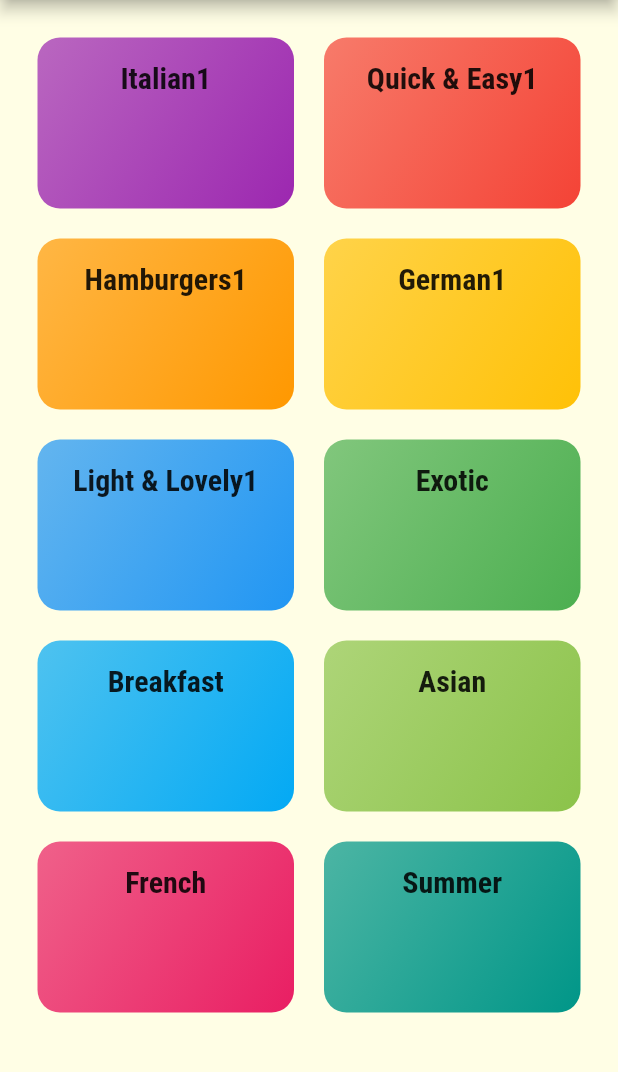
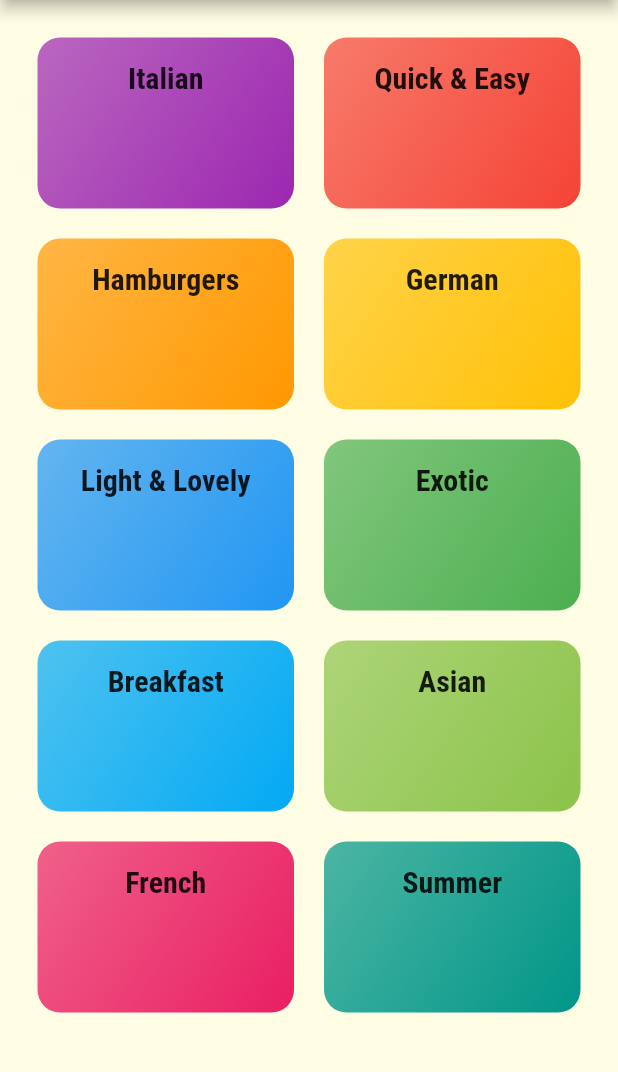
Before and after one commit to ravinosouza/flutter_meal_app, a Flutter app: the screen it shows after launch, on a phone screen of 412 x 824 dp, the part 84-1156 px from its top. Run offline on Flutter 3.47's test engine with Material 2 defaults, Android fonts, the phone set to English and light mode, and no system bars.

Commit message:
Revert "changed json data"
This reverts commit bf932e5c27428ff3295e8030b46b5d6fcfceed11.

```diff
--- a/lib/dummy_data.dart
+++ b/lib/dummy_data.dart
@@ -6,27 +6,27 @@ import './models/meal.dart';
 const DUMMY_CATEGORIES = const [
   Category(
     id: 'c1',
-    title: 'Italian1',
+    title: 'Italian',
     color: Colors.purple,
   ),
   Category(
     id: 'c2',
-    title: 'Quick & Easy1',
+    title: 'Quick & Easy',
     color: Colors.red,
   ),
   Category(
     id: 'c3',
-    title: 'Hamburgers1',
+    title: 'Hamburgers',
     color: Colors.orange,
   ),
   Category(
     id: 'c4',
-    title: 'German1',
+    title: 'German',
     color: Colors.amber,
   ),
   Category(
     id: 'c5',
-    title: 'Light & Lovely1',
+    title: 'Light & Lovely',
     color: Colors.blue,
   ),
   Category(
--- a/lib/main.dart
+++ b/lib/main.dart
@@ -12,7 +12,7 @@ class MyApp extends StatelessWidget {
   @override
   Widget build(BuildContext context) {
     return MaterialApp(
-      title: 'DeliMeals1',
+      title: 'DeliMeals',
       theme: ThemeData(
           primarySwatch: Colors.pink,
           accentColor: Colors.amber,
--- a/lib/screens/meal_detail.dart
+++ b/lib/screens/meal_detail.dart
@@ -13,7 +13,7 @@ class MealDetailScreen extends StatelessWidget {
         title: Text("${mealData.id}"),
       ),
       body: Center(
-        child: Text("the meal is - ${mealData.title}"),
+        child: Text("the meal - ${mealData.title}"),
       ),
     );
   }
```
